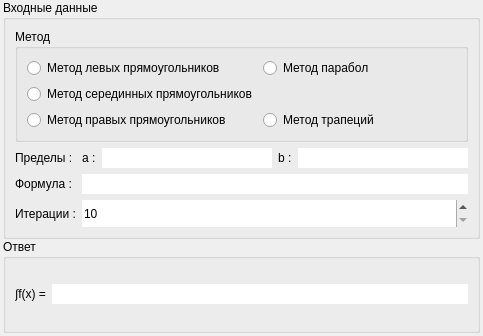
First picture: the form in Frames/integralConstStepFrame.ui, repository EgorAlmikeev/ProjectX, before the edit.
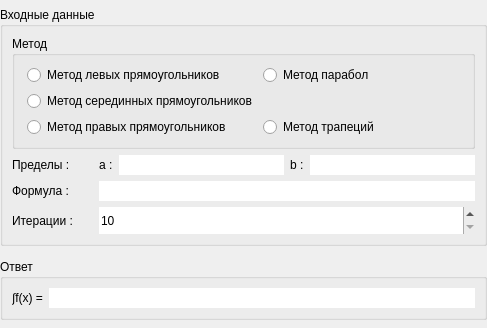
Second picture: the form after the edit.

Diff of the .ui file:
```diff
--- a/Frames/integralConstStepFrame.ui
+++ b/Frames/integralConstStepFrame.ui
@@ -2,45 +2,105 @@
 <ui version="4.0">
  <class>IntegralConstStepFrame</class>
  <widget class="QWidget" name="IntegralConstStepFrame">
+  <property name="enabled">
+   <bool>true</bool>
+  </property>
   <property name="geometry">
    <rect>
     <x>0</x>
     <y>0</y>
-    <width>483</width>
-    <height>336</height>
+    <width>487</width>
+    <height>328</height>
    </rect>
   </property>
+  <property name="sizePolicy">
+   <sizepolicy hsizetype="Preferred" vsizetype="Preferred">
+    <horstretch>0</horstretch>
+    <verstretch>0</verstretch>
+   </sizepolicy>
+  </property>
   <property name="minimumSize">
    <size>
     <width>0</width>
     <height>0</height>
    </size>
   </property>
+  <property name="maximumSize">
+   <size>
+    <width>16777215</width>
+    <height>328</height>
+   </size>
+  </property>
   <property name="windowTitle">
    <string>Form</string>
   </property>
-  <layout class="QGridLayout" name="gridLayout">
+  <layout class="QGridLayout" name="gridLayout" columnstretch="0">
+   <property name="sizeConstraint">
+    <enum>QLayout::SetDefaultConstraint</enum>
+   </property>
    <property name="leftMargin">
-    <number>3</number>
+    <number>0</number>
    </property>
    <property name="topMargin">
     <number>0</number>
    </property>
    <property name="rightMargin">
-    <number>3</number>
+    <number>0</number>
    </property>
    <property name="bottomMargin">
-    <number>3</number>
-   </property>
-   <item row="0" column="0">
-    <layout class="QVBoxLayout" name="verticalLayout" stretch="2,1">
-     <property name="spacing">
       <number>0</number>
      </property>
-     <item>
+   <property name="verticalSpacing">
+    <number>6</number>
+   </property>
+   <item row="2" column="0">
+    <widget class="QGroupBox" name="outputGroupBox">
+     <property name="sizePolicy">
+      <sizepolicy hsizetype="Preferred" vsizetype="Fixed">
+       <horstretch>0</horstretch>
+       <verstretch>0</verstretch>
+      </sizepolicy>
+     </property>
+     <property name="autoFillBackground">
+      <bool>false</bool>
+     </property>
+     <property name="title">
+      <string>Ответ</string>
+     </property>
+     <layout class="QGridLayout" name="gridLayout_2">
+      <property name="topMargin">
+       <number>9</number>
+      </property>
+      <item row="0" column="0">
+       <widget class="QLabel" name="label">
+        <property name="autoFillBackground">
+         <bool>false</bool>
+        </property>
+        <property name="text">
+         <string>∫f(x) =</string>
+        </property>
+       </widget>
+      </item>
+      <item row="0" column="1">
+       <widget class="QLineEdit" name="answerEdit">
+        <property name="autoFillBackground">
+         <bool>false</bool>
+        </property>
+        <property name="frame">
+         <bool>false</bool>
+        </property>
+        <property name="readOnly">
+         <bool>true</bool>
+        </property>
+       </widget>
+      </item>
+     </layout>
+    </widget>
+   </item>
+   <item row="0" column="0">
       <widget class="QGroupBox" name="inputGroupBox">
        <property name="sizePolicy">
-        <sizepolicy hsizetype="Preferred" vsizetype="Preferred">
+      <sizepolicy hsizetype="Preferred" vsizetype="Fixed">
          <horstretch>0</horstretch>
          <verstretch>0</verstretch>
         </sizepolicy>
@@ -51,14 +111,15 @@
        <property name="title">
         <string>Входные данные</string>
        </property>
-       <layout class="QGridLayout" name="gridLayout_3">
-        <item row="0" column="0">
-         <layout class="QGridLayout" name="gridLayout_5">
-          <property name="sizeConstraint">
-           <enum>QLayout::SetDefaultConstraint</enum>
-          </property>
-          <item row="0" column="0" colspan="2">
+     <layout class="QVBoxLayout" name="verticalLayout_2">
+      <item>
            <widget class="QGroupBox" name="methodGroupBox">
+        <property name="sizePolicy">
+         <sizepolicy hsizetype="Preferred" vsizetype="Fixed">
+          <horstretch>0</horstretch>
+          <verstretch>0</verstretch>
+         </sizepolicy>
+        </property>
             <property name="autoFillBackground">
              <bool>false</bool>
             </property>
@@ -69,17 +130,20 @@
              <bool>false</bool>
             </property>
             <layout class="QGridLayout" name="gridLayout_4">
-             <item row="3" column="0">
-              <widget class="QRadioButton" name="rightRectRadioButton">
+         <property name="leftMargin">
+          <number>12</number>
+         </property>
+         <item row="3" column="1">
+          <widget class="QRadioButton" name="trapezoidRadioButton">
                <property name="autoFillBackground">
                 <bool>false</bool>
                </property>
                <property name="text">
-                <string>Метод правых прямоугольников</string>
+            <string>Метод трапеций</string>
                </property>
               </widget>
              </item>
-             <item row="1" column="1">
+         <item row="0" column="1">
               <widget class="QRadioButton" name="parabolicRadioButton">
                <property name="autoFillBackground">
                 <bool>false</bool>
@@ -89,13 +153,13 @@
                </property>
               </widget>
              </item>
-             <item row="1" column="0">
-              <widget class="QRadioButton" name="leftRectRadioButton">
+         <item row="3" column="0">
+          <widget class="QRadioButton" name="rightRectRadioButton">
                <property name="autoFillBackground">
                 <bool>false</bool>
                </property>
                <property name="text">
-                <string>Метод левых прямоугольников</string>
+            <string>Метод правых прямоугольников</string>
                </property>
               </widget>
              </item>
@@ -109,104 +173,41 @@
                </property>
               </widget>
              </item>
-             <item row="3" column="1">
-              <widget class="QRadioButton" name="trapezoidRadioButton">
+         <item row="0" column="0">
+          <widget class="QRadioButton" name="leftRectRadioButton">
                <property name="autoFillBackground">
                 <bool>false</bool>
                </property>
                <property name="text">
-                <string>Метод трапеций</string>
+            <string>Метод левых прямоугольников</string>
                </property>
               </widget>
              </item>
             </layout>
            </widget>
           </item>
-          <item row="1" column="0">
-           <widget class="QLabel" name="limitLabel">
-            <property name="autoFillBackground">
-             <bool>false</bool>
-            </property>
-            <property name="text">
-             <string>Пределы :</string>
-            </property>
-           </widget>
-          </item>
-          <item row="1" column="1">
-           <layout class="QHBoxLayout" name="horizontalLayout_2">
             <item>
-             <widget class="QLabel" name="bLabel">
-              <property name="autoFillBackground">
-               <bool>false</bool>
-              </property>
-              <property name="text">
-               <string>a :</string>
-              </property>
-             </widget>
-            </item>
-            <item>
-             <widget class="QLineEdit" name="limitAEdit">
-              <property name="autoFillBackground">
-               <bool>false</bool>
-              </property>
-              <property name="frame">
-               <bool>false</bool>
-              </property>
-             </widget>
-            </item>
-            <item>
-             <widget class="QLabel" name="aLabel">
-              <property name="autoFillBackground">
-               <bool>false</bool>
-              </property>
-              <property name="text">
-               <string>b :</string>
-              </property>
-             </widget>
-            </item>
-            <item>
-             <widget class="QLineEdit" name="limitBEdit">
-              <property name="autoFillBackground">
-               <bool>false</bool>
-              </property>
-              <property name="frame">
-               <bool>false</bool>
-              </property>
-             </widget>
-            </item>
-           </layout>
-          </item>
-          <item row="2" column="0">
-           <widget class="QLabel" name="functionLabel">
-            <property name="autoFillBackground">
-             <bool>false</bool>
-            </property>
-            <property name="text">
-             <string>Формула :</string>
-            </property>
-           </widget>
-          </item>
-          <item row="2" column="1">
-           <widget class="QLineEdit" name="functionEdit">
-            <property name="autoFillBackground">
-             <bool>false</bool>
-            </property>
-            <property name="frame">
-             <bool>false</bool>
-            </property>
-           </widget>
-          </item>
-          <item row="3" column="0">
-           <widget class="QLabel" name="iterationLabel">
-            <property name="autoFillBackground">
-             <bool>false</bool>
-            </property>
-            <property name="text">
-             <string>Итерации :</string>
-            </property>
-           </widget>
-          </item>
-          <item row="3" column="1">
+       <layout class="QGridLayout" name="gridLayout_3">
+        <property name="spacing">
+         <number>6</number>
+        </property>
+        <item row="0" column="1">
+         <spacer name="horizontalSpacer">
+          <property name="orientation">
+           <enum>Qt::Horizontal</enum>
+          </property>
+          <property name="sizeType">
+           <enum>QSizePolicy::Fixed</enum>
+          </property>
+          <property name="sizeHint" stdset="0">
+           <size>
+            <width>20</width>
+            <height>20</height>
+           </size>
+          </property>
+         </spacer>
+        </item>
+        <item row="2" column="2" colspan="4">
            <widget class="QSpinBox" name="iterationSpinBox">
             <property name="minimumSize">
              <size>
@@ -234,50 +235,90 @@
             </property>
            </widget>
           </item>
-         </layout>
-        </item>
-       </layout>
-      </widget>
-     </item>
-     <item>
-      <widget class="QGroupBox" name="outputGroupBox">
+        <item row="1" column="0">
+         <widget class="QLabel" name="functionLabel">
        <property name="autoFillBackground">
         <bool>false</bool>
        </property>
-       <property name="title">
-        <string>Ответ</string>
-       </property>
-       <layout class="QGridLayout" name="gridLayout_2">
-        <property name="topMargin">
-         <number>9</number>
-        </property>
-        <item row="0" column="1">
-         <widget class="QLineEdit" name="answerEdit">
+          <property name="text">
+           <string>Формула :</string>
+          </property>
+         </widget>
+        </item>
+        <item row="1" column="2" colspan="4">
+         <widget class="QLineEdit" name="functionEdit">
           <property name="autoFillBackground">
            <bool>false</bool>
           </property>
           <property name="frame">
            <bool>false</bool>
           </property>
-          <property name="readOnly">
-           <bool>true</bool>
+         </widget>
+        </item>
+        <item row="0" column="4">
+         <widget class="QLabel" name="aLabel">
+          <property name="autoFillBackground">
+           <bool>false</bool>
+          </property>
+          <property name="text">
+           <string>b :</string>
+          </property>
+         </widget>
+        </item>
+        <item row="2" column="0">
+         <widget class="QLabel" name="iterationLabel">
+          <property name="autoFillBackground">
+           <bool>false</bool>
+          </property>
+          <property name="text">
+           <string>Итерации :</string>
           </property>
          </widget>
         </item>
         <item row="0" column="0">
-         <widget class="QLabel" name="label">
+         <widget class="QLabel" name="limitLabel">
           <property name="autoFillBackground">
            <bool>false</bool>
           </property>
           <property name="text">
-           <string>∫f(x) =</string>
+           <string>Пределы :</string>
           </property>
          </widget>
         </item>
-       </layout>
-      </widget>
-     </item>
-    </layout>
+        <item row="0" column="2">
+         <widget class="QLabel" name="bLabel">
+          <property name="autoFillBackground">
+           <bool>false</bool>
+          </property>
+          <property name="text">
+           <string>a :</string>
+          </property>
+         </widget>
+        </item>
+        <item row="0" column="3">
+         <widget class="QLineEdit" name="limitAEdit">
+          <property name="autoFillBackground">
+           <bool>false</bool>
+          </property>
+          <property name="frame">
+           <bool>false</bool>
+          </property>
+         </widget>
+        </item>
+        <item row="0" column="5">
+         <widget class="QLineEdit" name="limitBEdit">
+          <property name="autoFillBackground">
+           <bool>false</bool>
+          </property>
+          <property name="frame">
+           <bool>false</bool>
+          </property>
+         </widget>
+        </item>
+       </layout>
+      </item>
+     </layout>
+    </widget>
    </item>
   </layout>
  </widget>
```
Lines whose indentation alone changed are shown as unchanged.
